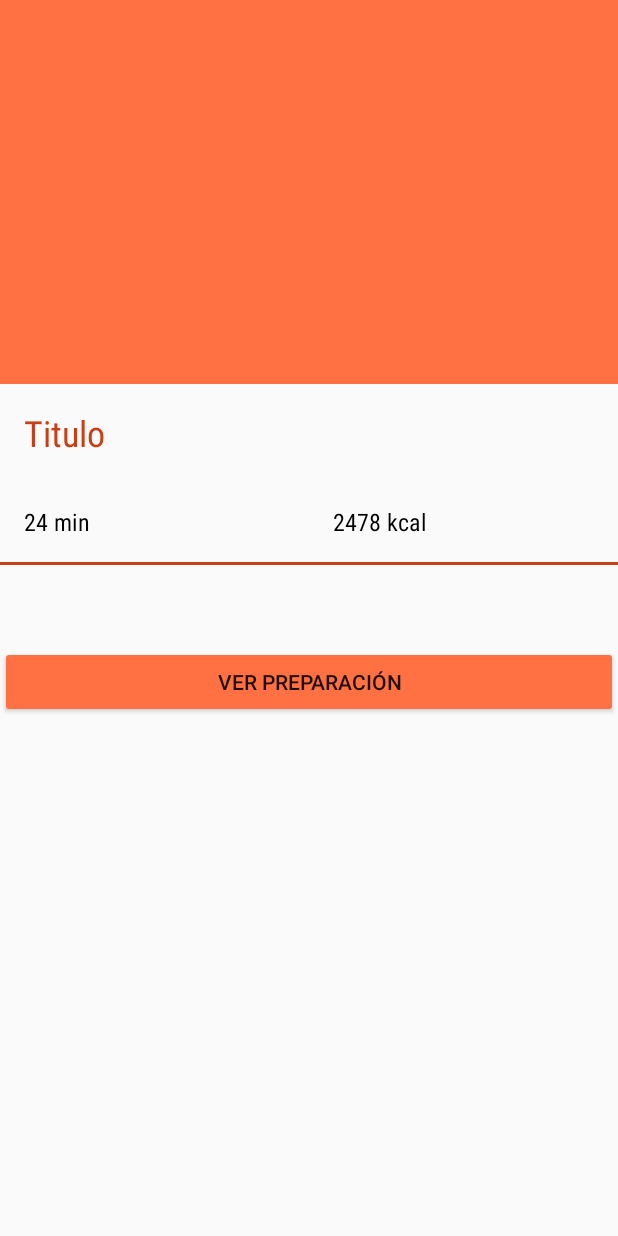
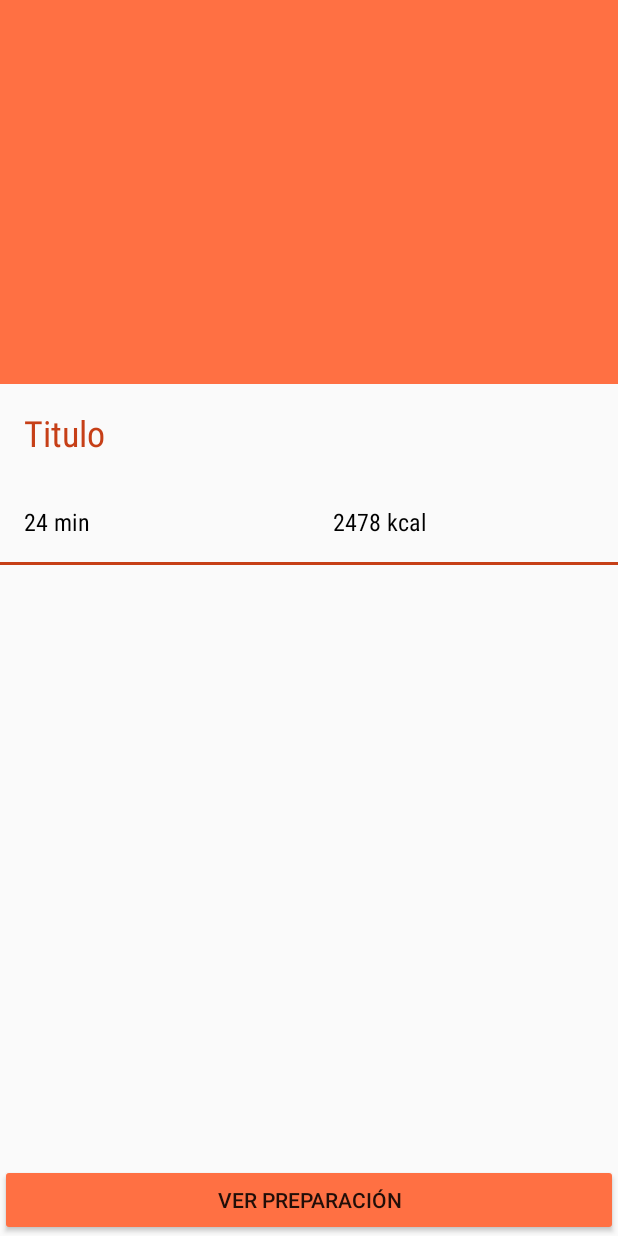
Before and after one commit to Juanma97/KitchenApp, an Android app: the layout activity_recipe_details.xml on its own in the app's theme, with its tools: preview values and no code run, on a phone screen of 412 x 824 dp. Run offline under Robolectric (Android 15) with nearby library versions, the phone set to English and light mode, and no system bars.

Commit message:
Improve title toolbar details, and fixed button on bottom in details

```diff
--- a/app/src/main/res/layout/activity_recipe_details.xml
+++ b/app/src/main/res/layout/activity_recipe_details.xml
@@ -114,15 +114,22 @@
                 android:layout_width="match_parent"
                 android:layout_height="wrap_content" />
 
-            <Button
-                android:id="@+id/instructionsRecipe"
-                android:text="Ver preparación"
-                android:backgroundTint="@color/colorPrimary"
-                android:layout_width="match_parent"
-                android:layout_height="wrap_content" />
-
         </LinearLayout>
 
     </android.support.v4.widget.NestedScrollView>
 
+    <RelativeLayout
+        android:layout_width="fill_parent"
+        android:layout_height="fill_parent"
+        android:gravity="bottom">
+
+        <Button
+            android:id="@+id/instructionsRecipe"
+            android:text="Ver preparación"
+            android:backgroundTint="@color/colorPrimary"
+            android:layout_width="match_parent"
+            android:layout_height="wrap_content" />
+
+    </RelativeLayout>
+
 </android.support.design.widget.CoordinatorLayout>
```
Also changed, not shown: app/src/main/java/kitchenapp/juanmaperez/com/recetascocina/RecipeDetailsActivity.java (+26 -1 lines).
